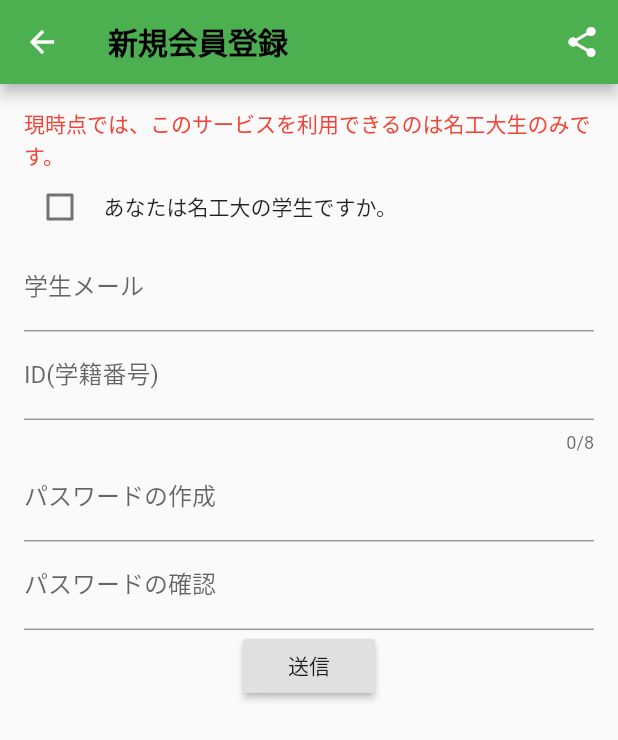
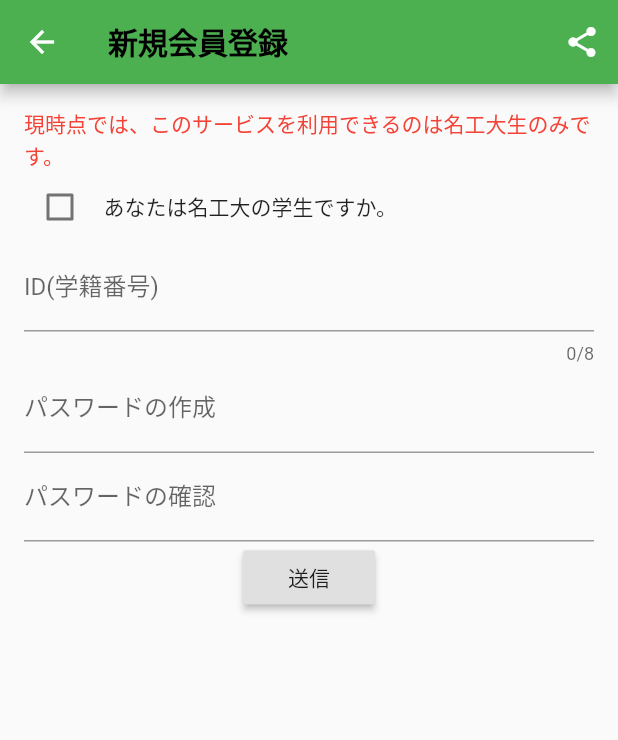
Before and after one commit to CoreForceNITech/share_box, a Flutter app: the NewRegister screen opened directly, on a phone screen of 412 x 824 dp. Shown: the top 740 px of the screen. Run offline on Flutter 3.47's test engine with Material 2 defaults, Android fonts, the phone set to English and light mode, and no system bars; our stand-ins replace share_plus.

Commit message:
ver0.0.4 new_registerの学生メール入力を学生確認後に表示するようにし、学籍番号に8か9が含まれている時に分野を聞くように変更(分野の入力は任意)

```diff
--- a/lib/new_register.dart
+++ b/lib/new_register.dart
@@ -11,6 +11,8 @@ class _NewRegisterState extends State<NewRegister> {
   //文字をサーバーに送るために覚えておく変数
   final nitIdController = TextEditingController();
   String _nitId = '';
+  final majorController = TextEditingController();
+  String _major = '';
   final idController = TextEditingController();
   String _id = '';
   final passwordController = TextEditingController();
@@ -24,6 +26,7 @@ class _NewRegisterState extends State<NewRegister> {
   @override
   void dispose() {
     nitIdController.dispose();
+    majorController.dispose();
     idController.dispose();
     passwordController.dispose();
     rePasswordController.dispose();
@@ -80,11 +83,29 @@ class _NewRegisterState extends State<NewRegister> {
                     ),
                   ],
                 ),
+                Column(
+                  children: <Widget>[
+                    if (_isCheck == true)
                       TextFormField(
                         controller: nitIdController,
                         decoration: const InputDecoration(
                           hintText: 'please your university e-mail',
                           labelText: '学生メール',
+                        ),
+                        onChanged: (text) {
+                          if (text.isNotEmpty) {
+                            setState(() {
+                              _nitId = text;
+                            });
+                          }
+                        },
+                      ),
+                    if (_nitId.contains('8') || _nitId.contains('9'))
+                      TextFormField(
+                        controller: majorController,
+                        decoration: const InputDecoration(
+                          hintText: 'please your major',
+                          labelText: '主軸分野',
                         ),
                       ),
                     TextFormField(
@@ -114,6 +135,8 @@ class _NewRegisterState extends State<NewRegister> {
                         labelText: 'パスワードの確認',
                       ),
                     ),
+                  ],
+                ),
                 RaisedButton(
                   child: const Text('送信'),
                   onPressed: () async {
@@ -121,7 +144,13 @@ class _NewRegisterState extends State<NewRegister> {
                     _id = idController.text;
                     _password = passwordController.text;
                     _rePassword = rePasswordController.text;
-                    if (_isCheck == true &&_nitId != ''  && _nitId.contains('@')&&_id != '' && _password != '' && _rePassword != ''&& _password == _rePassword) {
+                    if (_isCheck == true &&
+                        _nitId != '' &&
+                        _nitId.contains('@') &&
+                        _id != '' &&
+                        _password != '' &&
+                        _rePassword != '' &&
+                        _password == _rePassword) {
                       //await MyDrawer.movePage(context, CompleteFirstRegister());
                     }
                   },
```
Lines whose indentation alone changed are shown as unchanged.
